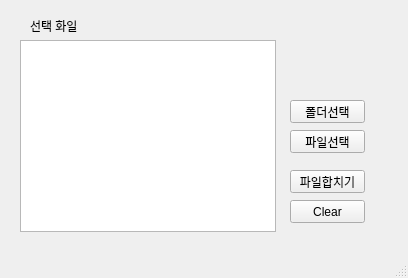
Before: the Qt Designer form p5g/p5g_merge.ui in khg537/python_study, drawn with Qt 5.
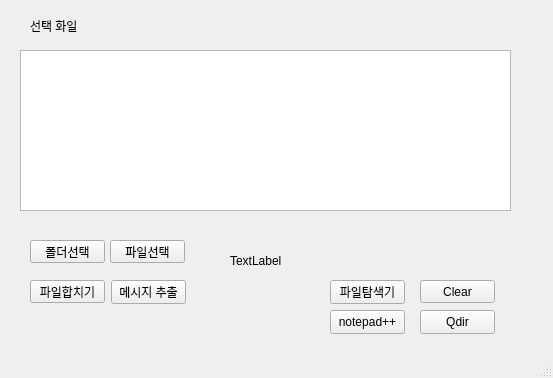
After: the same form once the commit is applied.

Patch:
```diff
--- a/p5g/p5g_merge.ui
+++ b/p5g/p5g_merge.ui
@@ -6,8 +6,8 @@
    <rect>
     <x>0</x>
     <y>0</y>
-    <width>408</width>
-    <height>278</height>
+    <width>553</width>
+    <height>378</height>
    </rect>
   </property>
   <property name="windowTitle">
@@ -18,17 +18,17 @@
     <property name="geometry">
      <rect>
       <x>20</x>
-      <y>40</y>
-      <width>256</width>
-      <height>192</height>
+      <y>50</y>
+      <width>491</width>
+      <height>161</height>
      </rect>
     </property>
    </widget>
    <widget class="QPushButton" name="PB_DIR">
     <property name="geometry">
      <rect>
-      <x>290</x>
-      <y>100</y>
+      <x>30</x>
+      <y>240</y>
       <width>75</width>
       <height>23</height>
      </rect>
@@ -40,8 +40,8 @@
    <widget class="QPushButton" name="PB_MERGE">
     <property name="geometry">
      <rect>
-      <x>290</x>
-      <y>170</y>
+      <x>30</x>
+      <y>280</y>
       <width>75</width>
       <height>23</height>
      </rect>
@@ -66,8 +66,8 @@
    <widget class="QPushButton" name="PB_CLEAR">
     <property name="geometry">
      <rect>
-      <x>290</x>
-      <y>200</y>
+      <x>420</x>
+      <y>280</y>
       <width>75</width>
       <height>23</height>
      </rect>
@@ -79,8 +79,8 @@
    <widget class="QPushButton" name="PB_FILES">
     <property name="geometry">
      <rect>
-      <x>290</x>
-      <y>130</y>
+      <x>110</x>
+      <y>240</y>
       <width>75</width>
       <height>23</height>
      </rect>
@@ -89,6 +89,71 @@
      <string>파일선택</string>
     </property>
    </widget>
+   <widget class="QLabel" name="label_select">
+    <property name="geometry">
+     <rect>
+      <x>230</x>
+      <y>240</y>
+      <width>271</width>
+      <height>41</height>
+     </rect>
+    </property>
+    <property name="text">
+     <string>TextLabel</string>
+    </property>
+   </widget>
+   <widget class="QPushButton" name="PB_MSG">
+    <property name="geometry">
+     <rect>
+      <x>111</x>
+      <y>280</y>
+      <width>75</width>
+      <height>24</height>
+     </rect>
+    </property>
+    <property name="text">
+     <string>메시지 추출</string>
+    </property>
+   </widget>
+   <widget class="QPushButton" name="PB_EXPLORER">
+    <property name="geometry">
+     <rect>
+      <x>330</x>
+      <y>280</y>
+      <width>75</width>
+      <height>24</height>
+     </rect>
+    </property>
+    <property name="text">
+     <string>파일탐색기</string>
+    </property>
+   </widget>
+   <widget class="QPushButton" name="PB_NOTEPAD">
+    <property name="geometry">
+     <rect>
+      <x>330</x>
+      <y>310</y>
+      <width>75</width>
+      <height>24</height>
+     </rect>
+    </property>
+    <property name="text">
+     <string>notepad++</string>
+    </property>
+   </widget>
+   <widget class="QPushButton" name="PB_QDIR">
+    <property name="geometry">
+     <rect>
+      <x>420</x>
+      <y>310</y>
+      <width>75</width>
+      <height>24</height>
+     </rect>
+    </property>
+    <property name="text">
+     <string>Qdir</string>
+    </property>
+   </widget>
   </widget>
   <widget class="QMenuBar" name="menubar">
    <property name="geometry">
```
Left out of the diff: 4 changed lines with no effect on the pictures.
